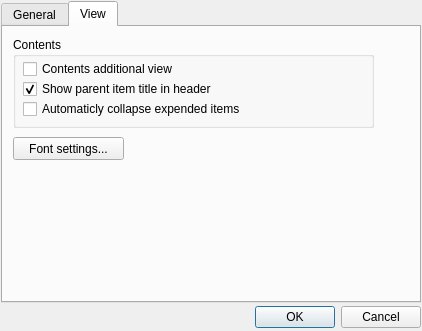
First picture: the form in src/settings/settings.ui, repository axsapronov/bQella, before the edit.
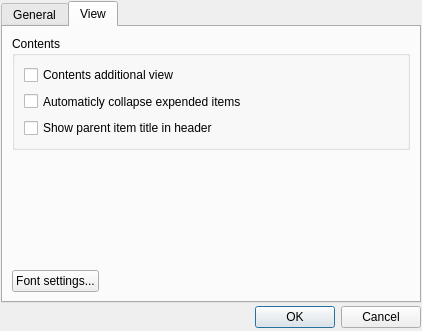
Second picture: the form after the edit. The open tabs and pages were chosen to show the change.

Commit message: Update settings dialog

Diff of the .ui file:
```diff
--- a/src/settings/settings.ui
+++ b/src/settings/settings.ui
@@ -13,10 +13,7 @@
   <property name="windowTitle">
    <string>Settings</string>
   </property>
-  <layout class="QHBoxLayout">
-   <property name="spacing">
-    <number>3</number>
-   </property>
+  <layout class="QGridLayout" name="gridLayout">
    <property name="leftMargin">
     <number>1</number>
    </property>
@@ -29,7 +26,7 @@
    <property name="bottomMargin">
     <number>3</number>
    </property>
-   <item>
+   <item row="0" column="0">
     <layout class="QVBoxLayout">
      <property name="spacing">
       <number>3</number>
@@ -192,40 +189,15 @@
         <attribute name="title">
          <string>View</string>
         </attribute>
-        <widget class="QPushButton" name="PBFontSettings">
-         <property name="geometry">
-          <rect>
-           <x>10</x>
-           <y>110</y>
-           <width>111</width>
-           <height>23</height>
-          </rect>
-         </property>
-         <property name="text">
-          <string>Font settings...</string>
-         </property>
-        </widget>
+        <layout class="QGridLayout" name="gridLayout_2">
+         <item row="0" column="0" colspan="2">
         <widget class="QGroupBox" name="groupBox">
-         <property name="geometry">
-          <rect>
-           <x>10</x>
-           <y>10</y>
-           <width>361</width>
-           <height>91</height>
-          </rect>
-         </property>
          <property name="title">
           <string>Contents</string>
          </property>
+           <layout class="QVBoxLayout" name="verticalLayout">
+            <item>
          <widget class="QCheckBox" name="CBContentsAdditionalView">
-          <property name="geometry">
-           <rect>
-            <x>10</x>
-            <y>20</y>
-            <width>361</width>
-            <height>24</height>
-           </rect>
-          </property>
           <property name="sizePolicy">
            <sizepolicy hsizetype="Minimum" vsizetype="Expanding">
             <horstretch>0</horstretch>
@@ -236,15 +208,9 @@
            <string>Contents additional view</string>
           </property>
          </widget>
+            </item>
+            <item>
          <widget class="QCheckBox" name="CBAutoCollapse">
-          <property name="geometry">
-           <rect>
-            <x>10</x>
-            <y>60</y>
-            <width>361</width>
-            <height>24</height>
-           </rect>
-          </property>
           <property name="sizePolicy">
            <sizepolicy hsizetype="Minimum" vsizetype="Expanding">
             <horstretch>0</horstretch>
@@ -258,15 +224,9 @@
            <bool>false</bool>
           </property>
          </widget>
+            </item>
+            <item>
          <widget class="QCheckBox" name="CBShowSubItemsTitle">
-          <property name="geometry">
-           <rect>
-            <x>10</x>
-            <y>40</y>
-            <width>361</width>
-            <height>24</height>
-           </rect>
-          </property>
           <property name="sizePolicy">
            <sizepolicy hsizetype="Minimum" vsizetype="Expanding">
             <horstretch>0</horstretch>
@@ -277,10 +237,47 @@
            <string>Show parent item title in header</string>
           </property>
           <property name="checked">
-           <bool>true</bool>
-          </property>
-         </widget>
-        </widget>
+               <bool>false</bool>
+              </property>
+             </widget>
+            </item>
+           </layout>
+          </widget>
+         </item>
+         <item row="1" column="0">
+          <spacer name="verticalSpacer_2">
+           <property name="orientation">
+            <enum>Qt::Vertical</enum>
+           </property>
+           <property name="sizeHint" stdset="0">
+            <size>
+             <width>20</width>
+             <height>91</height>
+            </size>
+           </property>
+          </spacer>
+         </item>
+         <item row="2" column="0">
+          <widget class="QPushButton" name="PBFontSettings">
+           <property name="text">
+            <string>Font settings...</string>
+           </property>
+          </widget>
+         </item>
+         <item row="2" column="1">
+          <spacer name="horizontalSpacer">
+           <property name="orientation">
+            <enum>Qt::Horizontal</enum>
+           </property>
+           <property name="sizeHint" stdset="0">
+            <size>
+             <width>286</width>
+             <height>20</height>
+            </size>
+           </property>
+          </spacer>
+         </item>
+        </layout>
        </widget>
       </widget>
      </item>
```
Lines whose indentation alone changed are shown as unchanged. The commit also changes 2 other files.
